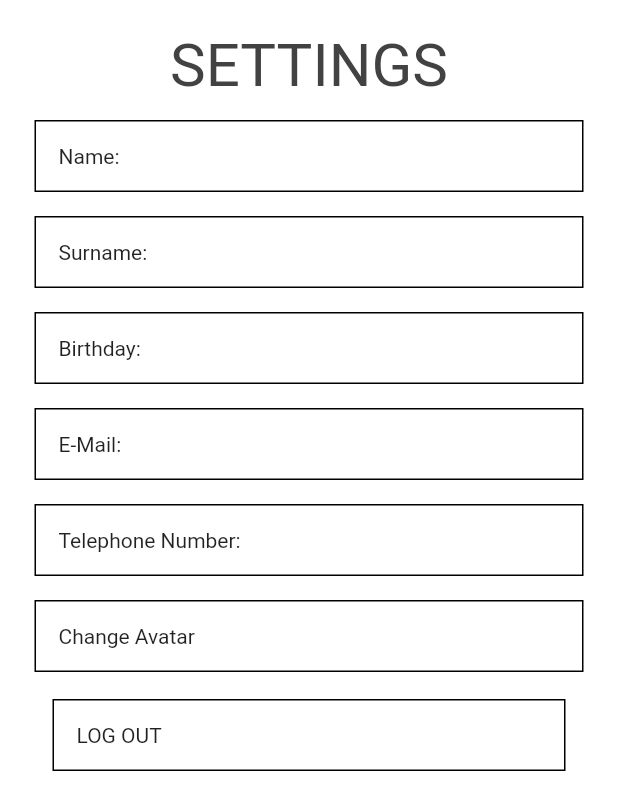
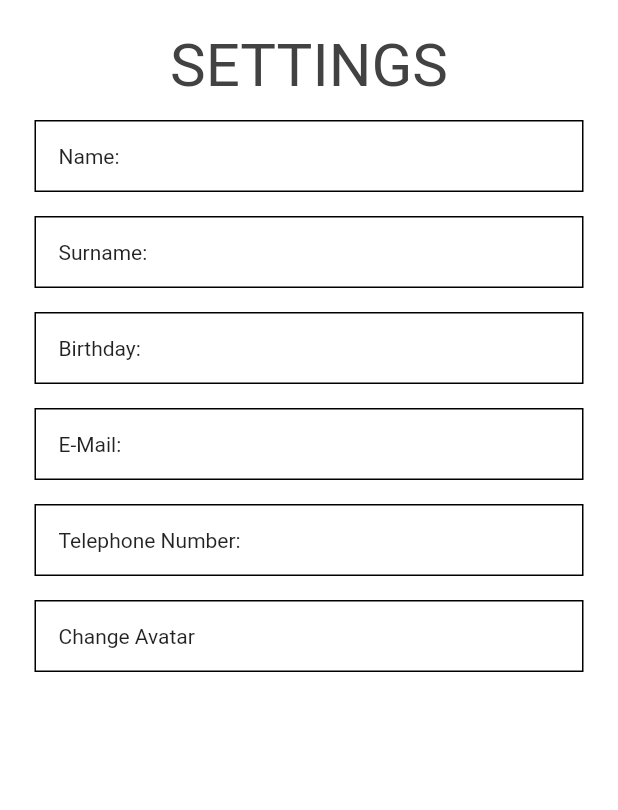
Before and after one commit to MaxAndolini/act0ne, a Flutter app: the Settings screen opened directly, on a phone screen of 412 x 824 dp. Shown: the top 810 px of the screen. Run offline on Flutter 3.47's test engine with Material 2 defaults, Android fonts, the phone set to English and light mode, and no system bars; our stand-ins replace email_validator, firebase_auth, firebase_core, firebase_storage, splashscreen; missing offline and left inert: animated_button; accounts and stored records are empty.

Commit message:
Log out button is removed

```diff
--- a/lib/settings.dart
+++ b/lib/settings.dart
@@ -116,25 +116,6 @@ class Settings extends StatelessWidget {
                     ],
                   ),
                 ),
-                InkWell(
-                  /// LOG OUT BUTTON TAP
-                  onTap: () {
-                    context.read<AuthenticationService>().signOut(context);
-                  },
-                  child: Container(
-                    margin: EdgeInsets.all(15.0),
-                    padding: EdgeInsets.all(15.0),
-                    decoration:
-                        BoxDecoration(border: Border.all(color: Colors.black)),
-                    child: Row(
-                      children: [
-                        Text(
-                          "LOG OUT",
-                        )
-                      ],
-                    ),
-                  ),
-                ),
               ],
             ),
           ]),
```
